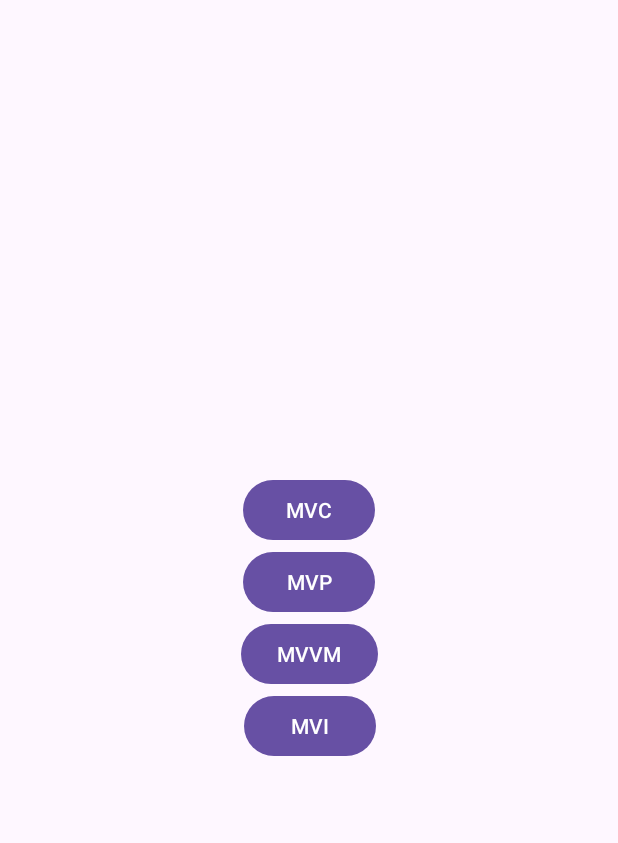
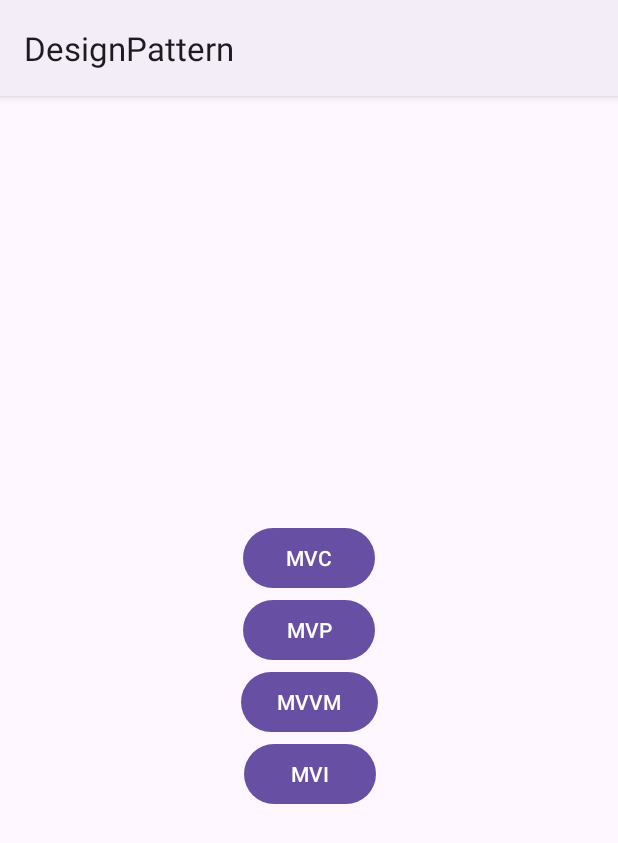
Before and after one commit to wo9374/StudyProject, an Android app: the screen it shows after launch (MainActivity), on a phone screen of 412 x 824 dp. Shown: the top 843 px of the screen. Run offline under Robolectric (Android 15) with nearby library versions, the phone set to English and light mode, and no system bars; our stand-ins replace data binding.

Commit message:
style: 테마 변경

```diff
--- a/DesignPattern/app/src/main/AndroidManifest.xml
+++ b/DesignPattern/app/src/main/AndroidManifest.xml
@@ -28,6 +28,7 @@
 
         <activity
             android:name=".mvc.MvcActivity"
+            android:theme="@style/Theme.DesignPattern.NoActionBar"
             android:exported="false" />
         <activity
             android:name=".mvp.MvpActivity"
--- a/DesignPattern/app/src/main/res/values-night/themes.xml
+++ b/DesignPattern/app/src/main/res/values-night/themes.xml
@@ -1,7 +1,9 @@
 <resources xmlns:tools="http://schemas.android.com/tools">
     <!-- Base application theme. -->
-    <style name="Base.Theme.DesignPattern" parent="Theme.Material3.DayNight.NoActionBar">
+    <style name="Theme.DesignPattern" parent="Theme.Material3.DayNight">
         <!-- Customize your dark theme here. -->
         <!-- <item name="colorPrimary">@color/my_dark_primary</item> -->
     </style>
+
+    <style name="Theme.DesignPattern.NoActionBar" parent="Theme.Material3.DayNight.NoActionBar" />
 </resources>
--- a/DesignPattern/app/src/main/res/values/themes.xml
+++ b/DesignPattern/app/src/main/res/values/themes.xml
@@ -1,9 +1,10 @@
 <resources xmlns:tools="http://schemas.android.com/tools">
     <!-- Base application theme. -->
-    <style name="Base.Theme.DesignPattern" parent="Theme.Material3.DayNight.NoActionBar">
+    <style name="Theme.DesignPattern" parent="Theme.Material3.DayNight">
         <!-- Customize your light theme here. -->
         <!-- <item name="colorPrimary">@color/my_light_primary</item> -->
     </style>
 
-    <style name="Theme.DesignPattern" parent="Base.Theme.DesignPattern" />
+    <style name="Theme.DesignPattern.NoActionBar" parent="Theme.Material3.DayNight.NoActionBar" />
+
 </resources>
```
